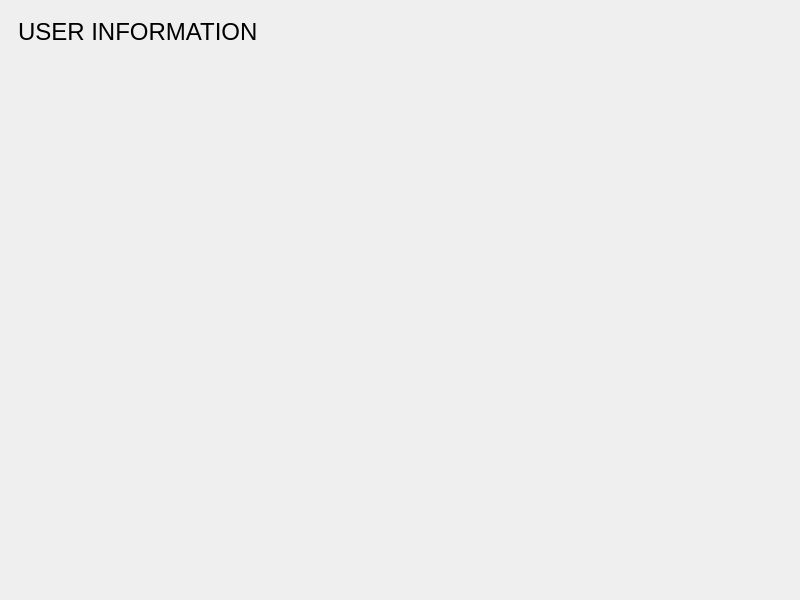
Bideiro/Ranil_project_py, file Screens/MainMenuScreens/Security/User_Information.ui: the form before one commit.
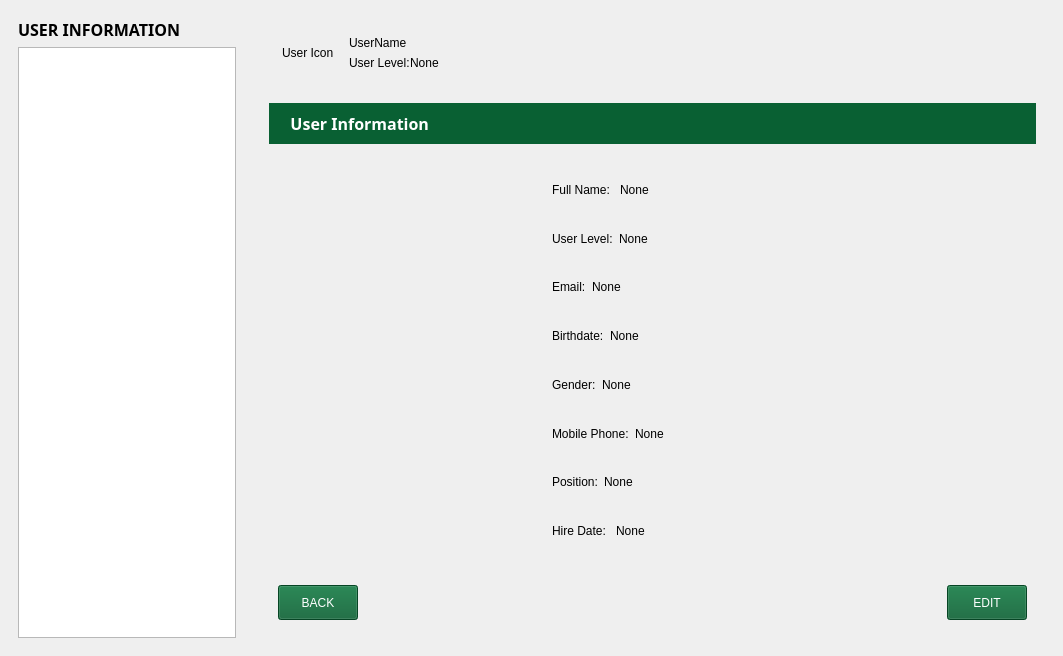
The form after the commit. Icons and pictures are not drawn.

Commit message: Working view User

```diff
--- a/Screens/MainMenuScreens/Security/User_Information.ui
+++ b/Screens/MainMenuScreens/Security/User_Information.ui
@@ -6,23 +6,35 @@
    <rect>
     <x>0</x>
     <y>0</y>
-    <width>800</width>
-    <height>600</height>
+    <width>1063</width>
+    <height>656</height>
    </rect>
   </property>
   <property name="windowTitle">
    <string>MainWindow</string>
   </property>
   <widget class="QWidget" name="centralwidget">
-   <layout class="QHBoxLayout" name="horizontalLayout">
-    <item>
+   <property name="styleSheet">
+    <string notr="true">.QLabel ,.QPushButton{
+	font: 700 12pt &quot;DM Sans&quot;;
+}
+
+.QComboBox , .QLineEdit{
+	font: 700 9pt &quot;Open Sans&quot;;
+}</string>
+   </property>
+   <layout class="QGridLayout" name="gridLayout">
+    <item row="0" column="0">
      <widget class="QWidget" name="widget" native="true">
       <layout class="QVBoxLayout" name="verticalLayout">
        <item>
         <widget class="QLabel" name="label">
          <property name="font">
           <font>
-           <pointsize>18</pointsize>
+           <family>DM Sans</family>
+           <pointsize>12</pointsize>
+           <italic>false</italic>
+           <bold>true</bold>
           </font>
          </property>
          <property name="text">
@@ -31,17 +43,522 @@
         </widget>
        </item>
        <item>
-        <spacer name="verticalSpacer">
-         <property name="orientation">
-          <enum>Qt::Vertical</enum>
+        <widget class="QListWidget" name="accountList"/>
+       </item>
+      </layout>
+     </widget>
+    </item>
+    <item row="0" column="1">
+     <widget class="QWidget" name="widget_2" native="true">
+      <property name="styleSheet">
+       <string notr="true">#widget{
+background-color: #F8F8F0;
+border: 2px solid #096033;
+}
+</string>
+      </property>
+      <layout class="QVBoxLayout" name="verticalLayout_6">
+       <item>
+        <widget class="QWidget" name="widget_10" native="true">
+         <property name="sizePolicy">
+          <sizepolicy hsizetype="Preferred" vsizetype="Fixed">
+           <horstretch>0</horstretch>
+           <verstretch>0</verstretch>
+          </sizepolicy>
          </property>
-         <property name="sizeHint" stdset="0">
-          <size>
-           <width>20</width>
-           <height>523</height>
-          </size>
-         </property>
-        </spacer>
+         <layout class="QHBoxLayout" name="horizontalLayout_17">
+          <item>
+           <widget class="QLabel" name="label_16">
+            <property name="text">
+             <string/>
+            </property>
+            <property name="pixmap">
+             <pixmap>../../../../../../../../Downloads/ICONS/profile.png</pixmap>
+            </property>
+            <property name="scaledContents">
+             <bool>true</bool>
+            </property>
+           </widget>
+          </item>
+          <item>
+           <widget class="QLabel" name="CUIcon_L">
+            <property name="text">
+             <string>User Icon</string>
+            </property>
+           </widget>
+          </item>
+          <item>
+           <widget class="QWidget" name="widget_25" native="true">
+            <layout class="QVBoxLayout" name="verticalLayout_5">
+             <item>
+              <widget class="QLabel" name="CUName_L">
+               <property name="text">
+                <string>UserName</string>
+               </property>
+              </widget>
+             </item>
+             <item>
+              <widget class="QWidget" name="widget_11" native="true">
+               <layout class="QHBoxLayout" name="horizontalLayout_5">
+                <property name="spacing">
+                 <number>0</number>
+                </property>
+                <property name="leftMargin">
+                 <number>0</number>
+                </property>
+                <property name="topMargin">
+                 <number>0</number>
+                </property>
+                <property name="rightMargin">
+                 <number>0</number>
+                </property>
+                <property name="bottomMargin">
+                 <number>0</number>
+                </property>
+                <item>
+                 <widget class="QLabel" name="label_18">
+                  <property name="text">
+                   <string>User Level:</string>
+                  </property>
+                 </widget>
+                </item>
+                <item>
+                 <widget class="QLabel" name="CULevel_L">
+                  <property name="text">
+                   <string>None</string>
+                  </property>
+                 </widget>
+                </item>
+               </layout>
+              </widget>
+             </item>
+            </layout>
+           </widget>
+          </item>
+          <item>
+           <spacer name="horizontalSpacer_14">
+            <property name="orientation">
+             <enum>Qt::Horizontal</enum>
+            </property>
+            <property name="sizeHint" stdset="0">
+             <size>
+              <width>526</width>
+              <height>20</height>
+             </size>
+            </property>
+           </spacer>
+          </item>
+         </layout>
+        </widget>
+       </item>
+       <item>
+        <widget class="QWidget" name="widget_12" native="true">
+         <layout class="QVBoxLayout" name="verticalLayout_7">
+          <item>
+           <widget class="QWidget" name="widget_13" native="true">
+            <property name="sizePolicy">
+             <sizepolicy hsizetype="Preferred" vsizetype="Fixed">
+              <horstretch>0</horstretch>
+              <verstretch>0</verstretch>
+             </sizepolicy>
+            </property>
+            <property name="styleSheet">
+             <string notr="true">background-color: #096033</string>
+            </property>
+            <layout class="QHBoxLayout" name="horizontalLayout_6">
+             <item>
+              <widget class="QLabel" name="label_20">
+               <property name="font">
+                <font>
+                 <family>DM Sans</family>
+                 <pointsize>12</pointsize>
+                 <italic>false</italic>
+                 <bold>true</bold>
+                </font>
+               </property>
+               <property name="styleSheet">
+                <string notr="true">color: white;</string>
+               </property>
+               <property name="text">
+                <string>   User Information</string>
+               </property>
+              </widget>
+             </item>
+            </layout>
+           </widget>
+          </item>
+          <item>
+           <widget class="QWidget" name="widget_14" native="true">
+            <layout class="QHBoxLayout" name="horizontalLayout_12">
+             <item>
+              <widget class="QLabel" name="VUPic_L">
+               <property name="sizePolicy">
+                <sizepolicy hsizetype="Fixed" vsizetype="Preferred">
+                 <horstretch>0</horstretch>
+                 <verstretch>0</verstretch>
+                </sizepolicy>
+               </property>
+               <property name="minimumSize">
+                <size>
+                 <width>250</width>
+                 <height>0</height>
+                </size>
+               </property>
+               <property name="text">
+                <string/>
+               </property>
+               <property name="pixmap">
+                <pixmap>../../../../../../../../Downloads/ICONS/profile.png</pixmap>
+               </property>
+               <property name="scaledContents">
+                <bool>true</bool>
+               </property>
+              </widget>
+             </item>
+             <item>
+              <widget class="QWidget" name="widget_15" native="true">
+               <property name="styleSheet">
+                <string notr="true"/>
+               </property>
+               <layout class="QVBoxLayout" name="verticalLayout_8">
+                <item>
+                 <widget class="QWidget" name="widget_16" native="true">
+                  <layout class="QHBoxLayout" name="horizontalLayout_7">
+                   <item>
+                    <widget class="QLabel" name="label_22">
+                     <property name="text">
+                      <string>Full Name: </string>
+                     </property>
+                    </widget>
+                   </item>
+                   <item>
+                    <widget class="QLabel" name="Name_L">
+                     <property name="text">
+                      <string>None</string>
+                     </property>
+                    </widget>
+                   </item>
+                   <item>
+                    <spacer name="horizontalSpacer_4">
+                     <property name="orientation">
+                      <enum>Qt::Horizontal</enum>
+                     </property>
+                     <property name="sizeHint" stdset="0">
+                      <size>
+                       <width>343</width>
+                       <height>20</height>
+                      </size>
+                     </property>
+                    </spacer>
+                   </item>
+                  </layout>
+                 </widget>
+                </item>
+                <item>
+                 <widget class="QWidget" name="widget_17" native="true">
+                  <layout class="QHBoxLayout" name="horizontalLayout_8">
+                   <item>
+                    <widget class="QLabel" name="label_24">
+                     <property name="text">
+                      <string>User Level:</string>
+                     </property>
+                    </widget>
+                   </item>
+                   <item>
+                    <widget class="QLabel" name="ULevel_L">
+                     <property name="text">
+                      <string>None</string>
+                     </property>
+                    </widget>
+                   </item>
+                   <item>
+                    <spacer name="horizontalSpacer_5">
+                     <property name="orientation">
+                      <enum>Qt::Horizontal</enum>
+                     </property>
+                     <property name="sizeHint" stdset="0">
+                      <size>
+                       <width>343</width>
+                       <height>20</height>
+                      </size>
+                     </property>
+                    </spacer>
+                   </item>
+                  </layout>
+                 </widget>
+                </item>
+                <item>
+                 <widget class="QWidget" name="widget_18" native="true">
+                  <layout class="QHBoxLayout" name="horizontalLayout_9">
+                   <item>
+                    <widget class="QLabel" name="label_26">
+                     <property name="text">
+                      <string>Email:</string>
+                     </property>
+                    </widget>
+                   </item>
+                   <item>
+                    <widget class="QLabel" name="Email_L">
+                     <property name="text">
+                      <string>None</string>
+                     </property>
+                    </widget>
+                   </item>
+                   <item>
+                    <spacer name="horizontalSpacer_6">
+                     <property name="orientation">
+                      <enum>Qt::Horizontal</enum>
+                     </property>
+                     <property name="sizeHint" stdset="0">
+                      <size>
+                       <width>343</width>
+                       <height>20</height>
+                      </size>
+                     </property>
+                    </spacer>
+                   </item>
+                  </layout>
+                 </widget>
+                </item>
+                <item>
+                 <widget class="QWidget" name="widget_19" native="true">
+                  <layout class="QHBoxLayout" name="horizontalLayout_10">
+                   <item>
+                    <widget class="QLabel" name="label_28">
+                     <property name="text">
+                      <string>Birthdate:</string>
+                     </property>
+                    </widget>
+                   </item>
+                   <item>
+                    <widget class="QLabel" name="BDay_L">
+                     <property name="text">
+                      <string>None</string>
+                     </property>
+                    </widget>
+                   </item>
+                   <item>
+                    <spacer name="horizontalSpacer_7">
+                     <property name="orientation">
+                      <enum>Qt::Horizontal</enum>
+                     </property>
+                     <property name="sizeHint" stdset="0">
+                      <size>
+                       <width>343</width>
+                       <height>20</height>
+                      </size>
+                     </property>
+                    </spacer>
+                   </item>
+                  </layout>
+                 </widget>
+                </item>
+                <item>
+                 <widget class="QWidget" name="widget_20" native="true">
+                  <layout class="QHBoxLayout" name="horizontalLayout_11">
+                   <item>
+                    <widget class="QLabel" name="label_30">
+                     <property name="text">
+                      <string>Gender:</string>
+                     </property>
+                    </widget>
+                   </item>
+                   <item>
+                    <widget class="QLabel" name="Sex_L">
+                     <property name="text">
+                      <string>None</string>
+                     </property>
+                    </widget>
+                   </item>
+                   <item>
+                    <spacer name="horizontalSpacer_8">
+                     <property name="orientation">
+                      <enum>Qt::Horizontal</enum>
+                     </property>
+                     <property name="sizeHint" stdset="0">
+                      <size>
+                       <width>343</width>
+                       <height>20</height>
+                      </size>
+                     </property>
+                    </spacer>
+                   </item>
+                  </layout>
+                 </widget>
+                </item>
+                <item>
+                 <widget class="QWidget" name="widget_21" native="true">
+                  <layout class="QHBoxLayout" name="horizontalLayout_13">
+                   <item>
+                    <widget class="QLabel" name="label_32">
+                     <property name="text">
+                      <string>Mobile Phone:</string>
+                     </property>
+                    </widget>
+                   </item>
+                   <item>
+                    <widget class="QLabel" name="Phono_L">
+                     <property name="text">
+                      <string>None</string>
+                     </property>
+                    </widget>
+                   </item>
+                   <item>
+                    <spacer name="horizontalSpacer_9">
+                     <property name="orientation">
+                      <enum>Qt::Horizontal</enum>
+                     </property>
+                     <property name="sizeHint" stdset="0">
+                      <size>
+                       <width>343</width>
+                       <height>20</height>
+                      </size>
+                     </property>
+                    </spacer>
+                   </item>
+                  </layout>
+                 </widget>
+                </item>
+                <item>
+                 <widget class="QWidget" name="widget_22" native="true">
+                  <layout class="QHBoxLayout" name="horizontalLayout_14">
+                   <item>
+                    <widget class="QLabel" name="label_34">
+                     <property name="text">
+                      <string>Position:</string>
+                     </property>
+                    </widget>
+                   </item>
+                   <item>
+                    <widget class="QLabel" name="Pos_L">
+                     <property name="text">
+                      <string>None</string>
+                     </property>
+                    </widget>
+                   </item>
+                   <item>
+                    <spacer name="horizontalSpacer_11">
+                     <property name="orientation">
+                      <enum>Qt::Horizontal</enum>
+                     </property>
+                     <property name="sizeHint" stdset="0">
+                      <size>
+                       <width>343</width>
+                       <height>20</height>
+                      </size>
+                     </property>
+                    </spacer>
+                   </item>
+                  </layout>
+                 </widget>
+                </item>
+                <item>
+                 <widget class="QWidget" name="widget_23" native="true">
+                  <layout class="QHBoxLayout" name="horizontalLayout_15">
+                   <item>
+                    <widget class="QLabel" name="label_36">
+                     <property name="text">
+                      <string>Hire Date: </string>
+                     </property>
+                    </widget>
+                   </item>
+                   <item>
+                    <widget class="QLabel" name="HDate_L">
+                     <property name="text">
+                      <string>None</string>
+                     </property>
+                    </widget>
+                   </item>
+                   <item>
+                    <spacer name="horizontalSpacer_12">
+                     <property name="orientation">
+                      <enum>Qt::Horizontal</enum>
+                     </property>
+                     <property name="sizeHint" stdset="0">
+                      <size>
+                       <width>343</width>
+                       <height>20</height>
+                      </size>
+                     </property>
+                    </spacer>
+                   </item>
+                  </layout>
+                 </widget>
+                </item>
+               </layout>
+              </widget>
+             </item>
+            </layout>
+           </widget>
+          </item>
+          <item>
+           <widget class="QWidget" name="widget_24" native="true">
+            <property name="sizePolicy">
+             <sizepolicy hsizetype="Minimum" vsizetype="Fixed">
+              <horstretch>0</horstretch>
+              <verstretch>0</verstretch>
+             </sizepolicy>
+            </property>
+            <layout class="QHBoxLayout" name="horizontalLayout_16">
+             <item>
+              <widget class="QPushButton" name="back_btn">
+               <property name="sizePolicy">
+                <sizepolicy hsizetype="Fixed" vsizetype="Fixed">
+                 <horstretch>0</horstretch>
+                 <verstretch>0</verstretch>
+                </sizepolicy>
+               </property>
+               <property name="minimumSize">
+                <size>
+                 <width>25</width>
+                 <height>35</height>
+                </size>
+               </property>
+               <property name="styleSheet">
+                <string notr="true">background-color: #096033;
+color: white;
+</string>
+               </property>
+               <property name="text">
+                <string>BACK</string>
+               </property>
+              </widget>
+             </item>
+             <item>
+              <spacer name="horizontalSpacer_10">
+               <property name="orientation">
+                <enum>Qt::Horizontal</enum>
+               </property>
+               <property name="sizeHint" stdset="0">
+                <size>
+                 <width>583</width>
+                 <height>20</height>
+                </size>
+               </property>
+              </spacer>
+             </item>
+             <item>
+              <widget class="QPushButton" name="Edit_btn">
+               <property name="minimumSize">
+                <size>
+                 <width>25</width>
+                 <height>35</height>
+                </size>
+               </property>
+               <property name="styleSheet">
+                <string notr="true">background-color: #096033;
+color: white;</string>
+               </property>
+               <property name="text">
+                <string>EDIT</string>
+               </property>
+              </widget>
+             </item>
+            </layout>
+           </widget>
+          </item>
+         </layout>
+        </widget>
        </item>
       </layout>
      </widget>
```
Left out of the diff: 2 changed lines with no effect on the pictures. The commit also changes 22 other files.
